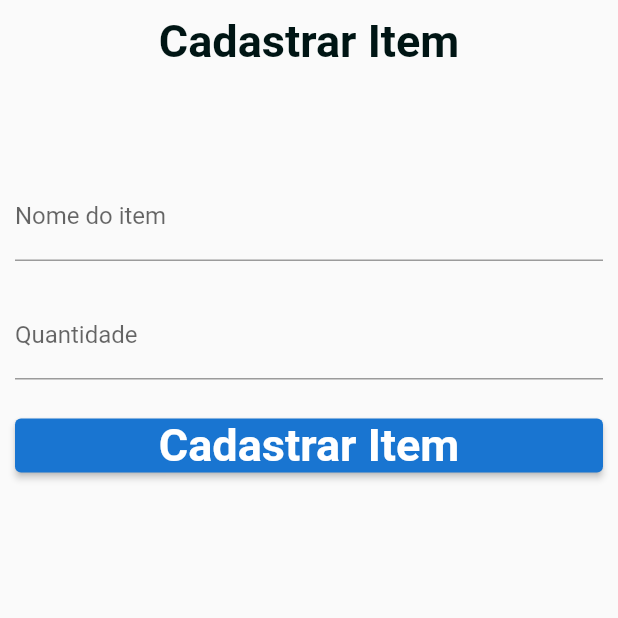
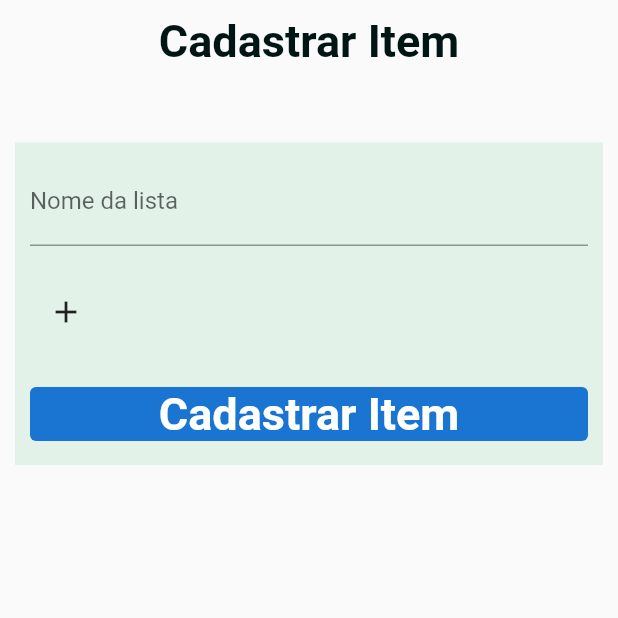
Before and after one commit to IsaiasFMAlcantara/Shopping_list, a Flutter app: the Aux_CadastrarLista screen opened directly, on a phone screen of 412 x 824 dp, the top half of it. Run offline on Flutter 3.47's test engine with Material 2 defaults, Android fonts, the phone set to English and light mode, and no system bars; our stand-ins replace cloud_firestore, firebase_auth, firebase_core, get; accounts and stored records are empty; Roboto replaces fonts that are missing (Arial).

Commit message:
subindo atualizacao

```diff
--- a/lib/utils/colors.dart
+++ b/lib/utils/colors.dart
@@ -25,5 +25,6 @@ class ColorsCoworking{
 
   /* page - inicio */
   static const textpage = Color(0xff001514);
+  static const containerform = Color(0x2d74cf9c);
   /* page - fim */
 }
--- a/lib/view/aux_cadastrarlista.dart
+++ b/lib/view/aux_cadastrarlista.dart
@@ -1,45 +1,103 @@
 import 'package:flutter/material.dart';
-
 import '../custom/customText.dart';
 import '../utils/colors.dart';
 
 class Aux_CadastrarLista extends StatefulWidget {
-  const Aux_CadastrarLista({super.key});
+  const Aux_CadastrarLista({Key? key}) : super(key: key);
 
   @override
-  State<Aux_CadastrarLista> createState() => _Aux_CadastrarListaState();
+  _Aux_CadastrarListaState createState() => _Aux_CadastrarListaState();
 }
 
 class _Aux_CadastrarListaState extends State<Aux_CadastrarLista> {
-  final _formkey = GlobalKey<FormState>();
+  final _formKey = GlobalKey<FormState>();
   bool _formValido = false;
-  TextEditingController _nomeitem = TextEditingController();
+
+  TextEditingController _nomeItem = TextEditingController();
   TextEditingController _quantidade = TextEditingController();
+  TextEditingController _nomeLista = TextEditingController();
 
-  void _validacaoFormulario() {
-    _formkey.currentState?.validate();
-  }
-
-  String _validarEntrada(String? mensagem) {
-    if (mensagem == null || mensagem.isEmpty) {
-      return 'Preencha o campo';
-    } else {
-      return 'Campo preenchido';
-    }
-  }
+  List<Widget> itemFields = [];
 
   @override
   void initState() {
     super.initState();
-    _nomeitem.addListener(_validacaoFormulario);
+    _nomeItem.addListener(_validacaoFormulario);
     _quantidade.addListener(_validacaoFormulario);
+    _nomeLista.addListener(_validacaoFormulario);
   }
 
   @override
   void dispose() {
     super.dispose();
-    _nomeitem.removeListener(_validacaoFormulario);
+    _nomeItem.removeListener(_validacaoFormulario);
     _quantidade.removeListener(_validacaoFormulario);
+    _nomeLista.removeListener(_validacaoFormulario);
+  }
+
+  void _validacaoFormulario() {
+    setState(() {
+      _formValido = _formKey.currentState?.validate() ?? false;
+    });
+  }
+
+  String? _validarEntrada(String? mensagem) {
+    if (mensagem == null || mensagem.isEmpty) {
+      return 'Preencha o campo';
+    }
+    return null;
+  }
+
+  void _adicionarItemField() {
+    setState(() {
+      itemFields.add(
+        Row(
+          children: [
+            Expanded(
+              child: TextFormField(
+                autovalidateMode: AutovalidateMode.onUserInteraction,
+                decoration: InputDecoration(
+                  errorStyle: TextStyle(
+                    color: _formValido ? Colors.blue : Colors.red,
+                  ),
+                  errorBorder: OutlineInputBorder(
+                    borderSide: BorderSide(
+                      color: _formValido ? Colors.blue : Colors.red,
+                    ),
+                  ),
+                  labelText: "Nome do item",
+                ),
+                onChanged: (value) => _validacaoFormulario(),
+                validator: _validarEntrada,
+              ),
+            ),
+            SizedBox(width: 20),
+            Expanded(
+              child: TextFormField(
+                autovalidateMode: AutovalidateMode.onUserInteraction,
+                decoration: InputDecoration(
+                  errorStyle: TextStyle(
+                    color: _formValido ? Colors.blue : Colors.red,
+                  ),
+                  errorBorder: OutlineInputBorder(
+                    borderSide: BorderSide(
+                      color: _formValido ? Colors.blue : Colors.red,
+                    ),
+                  ),
+                  labelText: "Quantidade",
+                ),
+                onChanged: (value) => _validacaoFormulario(),
+                validator: _validarEntrada,
+              ),
+            ),
+            IconButton(
+              icon: Icon(Icons.add),
+              onPressed: _adicionarItemField,
+            ),
+          ],
+        ),
+      );
+    });
   }
 
   @override
@@ -56,54 +114,43 @@ class _Aux_CadastrarListaState extends State<Aux_CadastrarLista> {
             SizedBox(
               height: 50,
             ),
-            Form(
-              key: _formkey,
+            Container(
+              color: ColorsCoworking.containerform,
+              child: Padding(
+                padding: const EdgeInsets.all(10),
+                child: Form(
+                  key: _formKey,
                   child: Column(
                     children: [
-                  SizedBox(
-                    height: 20,
-                  ),
                       TextFormField(
                         autovalidateMode: AutovalidateMode.onUserInteraction,
-                    controller: _nomeitem,
+                        controller: _nomeLista,
                         decoration: InputDecoration(
                           errorStyle: TextStyle(
-                          color: _formValido ? Colors.blue : Colors.red),
+                            color: _formValido ? Colors.blue : Colors.red,
+                          ),
                           errorBorder: OutlineInputBorder(
                             borderSide: BorderSide(
-                            color: _formValido ? Colors.blue : Colors.red),
+                              color: _formValido ? Colors.blue : Colors.red,
                             ),
-                      labelText: "Nome do item",
                           ),
-                    onChanged: (value) {
-                      setState(() {
-                        _formValido = value.isNotEmpty;
-                      });
-                    },
+                          labelText: "Nome da lista",
+                        ),
+                        onChanged: (value) => _validacaoFormulario(),
                         validator: _validarEntrada,
                       ),
                       SizedBox(
                         height: 20,
                       ),
-                  TextFormField(
-                    autovalidateMode: AutovalidateMode.onUserInteraction,
-                    controller: _quantidade,
-                    decoration: InputDecoration(
-                      errorStyle: TextStyle(
-                          color: _formValido ? Colors.blue : Colors.red),
-                      errorBorder: OutlineInputBorder(
-                        borderSide: BorderSide(
-                            color: _formValido ? Colors.blue : Colors.red),
+                      Row(
+                        children: [
+                          IconButton(
+                            icon: Icon(Icons.add),
+                            onPressed: _adicionarItemField,
                           ),
-                      labelText: "Quantidade",
+                        ],
                       ),
-                    onChanged: (value) {
-                      setState(() {
-                        _formValido = value.isNotEmpty;
-                      });
-                    },
-                    validator: _validarEntrada,
-                  ),
+                      ...itemFields,
                       SizedBox(
                         height: 20,
                       ),
@@ -112,13 +159,16 @@ class _Aux_CadastrarListaState extends State<Aux_CadastrarLista> {
                           backgroundColor: MaterialStateProperty.all(
                               ColorsCoworking.ButtonLogin),
                         ),
-                    onPressed: () {
-                    },
+                        onPressed: _formValido ? () {
+                          print(itemFields);
+                        } : null,
                         child: CustomText(
                           title: 'Cadastrar Item',
                         ),
                       ),
                     ],
+                  ),
+                ),
               ),
             ),
           ],
```
Lines whose indentation alone changed are shown as unchanged.
